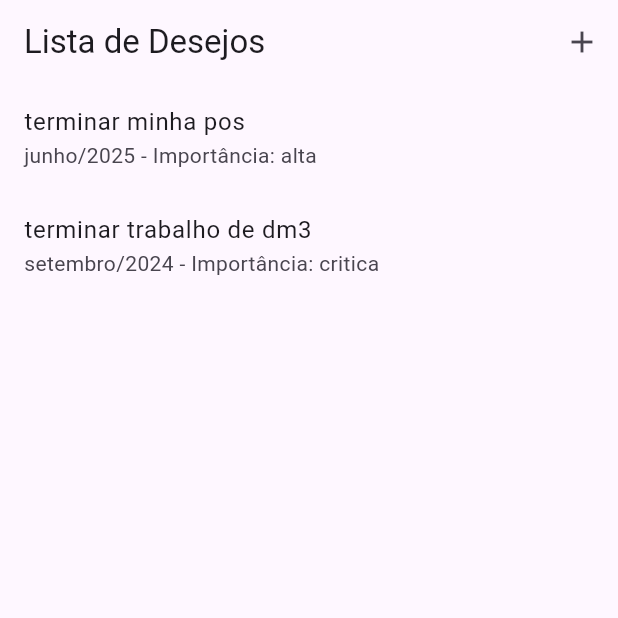
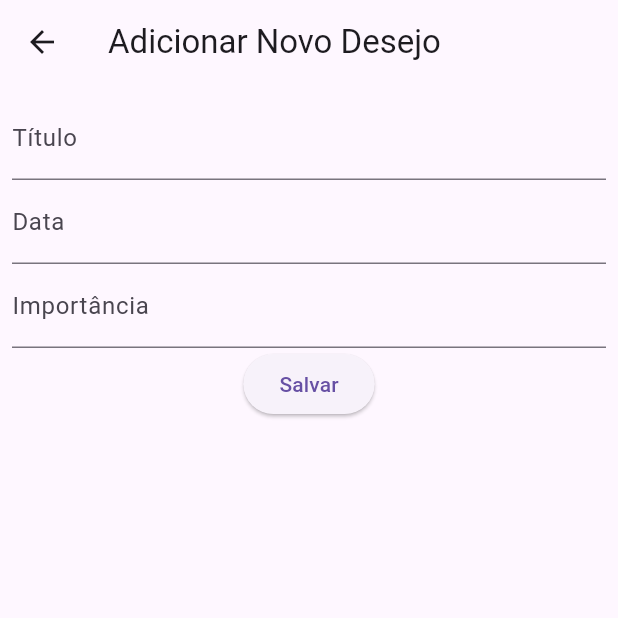
Before and after one commit to alinegtcl/flutter-wish-list, a Flutter app: the screen it shows after launch, after a tap on the "add" icon, on a phone screen of 412 x 824 dp, the top half of it. Run offline on Flutter 3.47's test engine with Material 3 defaults, Android fonts, the phone set to English and light mode, and no system bars; our stand-ins replace sqflite; accounts and stored records are empty.

Commit message:
feat: add screen to create new wish

```diff
--- /dev/null
+++ b/lib/add_wish_screen.dart
@@ -0,0 +1,51 @@
+import 'package:flutter/material.dart';
+import 'package:wish_list/wish.dart';
+import 'database_helper.dart';
+
+class AddWishScreen extends StatelessWidget {
+  final TextEditingController _titleController = TextEditingController();
+  final TextEditingController _dateController = TextEditingController();
+  final TextEditingController _importanceController = TextEditingController();
+
+  AddWishScreen({super.key});
+
+  @override
+  Widget build(BuildContext context) {
+    return Scaffold(
+      appBar: AppBar(
+        title: const Text('Adicionar Novo Desejo'),
+      ),
+      body: Padding(
+        padding: const EdgeInsets.all(8.0),
+        child: Column(
+          children: [
+            TextField(
+              controller: _titleController,
+              decoration: const InputDecoration(labelText: 'Título'),
+            ),
+            TextField(
+              controller: _dateController,
+              decoration: const InputDecoration(labelText: 'Data'),
+            ),
+            TextField(
+              controller: _importanceController,
+              decoration: const InputDecoration(labelText: 'Importância'),
+            ),
+            ElevatedButton(
+              onPressed: () {
+                final wish = Wish(
+                  title: _titleController.text,
+                  date: _dateController.text,
+                  importance: _importanceController.text,
+                );
+                DatabaseHelper.instance.insertWish(wish);
+                Navigator.pop(context);
+              },
+              child: const Text('Salvar'),
+            ),
+          ],
+        ),
+      ),
+    );
+  }
+}
--- a/lib/main.dart
+++ b/lib/main.dart
@@ -1,11 +1,15 @@
 import 'package:flutter/material.dart';
 import 'package:wish_list/wish.dart';
 
+import 'add_wish_screen.dart';
+
 void main() {
-  runApp(MyApp());
+  runApp(const MyApp());
 }
 
 class MyApp extends StatelessWidget {
+  const MyApp({super.key});
+
   @override
   Widget build(BuildContext context) {
     return MaterialApp(
@@ -13,7 +17,7 @@ class MyApp extends StatelessWidget {
       theme: ThemeData(
         primarySwatch: Colors.blue,
       ),
-      home: WishListScreen(),
+      home: const WishListScreen(),
     );
   }
 }
@@ -27,10 +31,9 @@ class WishListScreen extends StatefulWidget {
 
 class _WishListScreenState extends State<WishListScreen> {
   List<Wish> wishList = [
-    Wish(title: "terminar minha pos",
-        date: "junho/2025",
-        importance: "alta"),
-    Wish(title: "terminar trabalho de dm3",
+    Wish(title: "terminar minha pos", date: "junho/2025", importance: "alta"),
+    Wish(
+        title: "terminar trabalho de dm3",
         date: "setembro/2024",
         importance: "critica")
   ];
@@ -39,12 +42,17 @@ class _WishListScreenState extends State<WishListScreen> {
   Widget build(BuildContext context) {
     return Scaffold(
       appBar: AppBar(
-        title: Text('Lista de Desejos'),
+        title: const Text('Lista de Desejos'),
         actions: [
           IconButton(
             icon: Icon(Icons.add),
             onPressed: () {
-              // Navegar para adição
+              Navigator.push(
+                context,
+                MaterialPageRoute(builder: (context) => AddWishScreen()),
+              ).then((_) {
+                // _loadWishes(); Reload list after adding new wish
+              });
             },
           ),
         ],
```
